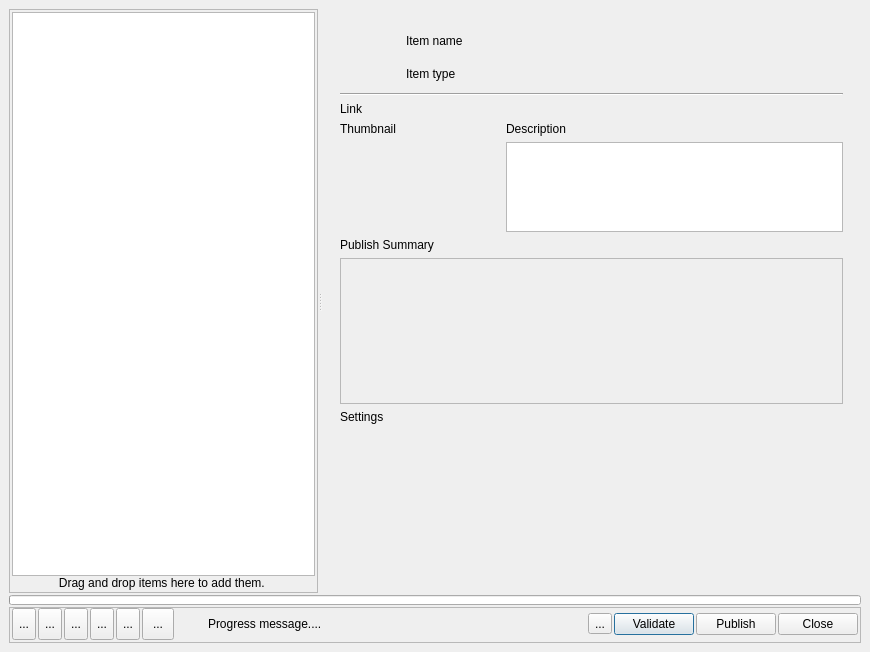
Above: resources/dialog.ui from shotgunsoftware/tk-multi-publish2 before the change. Below: the same form after it.
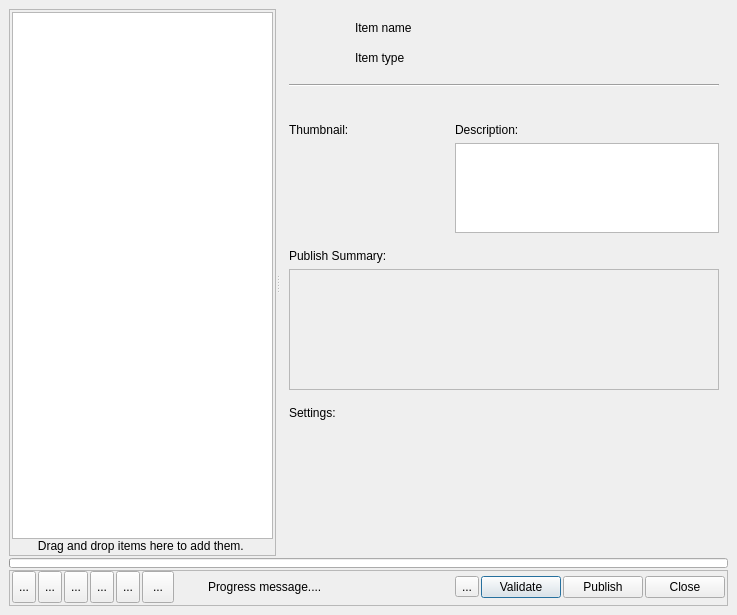
That is the form after the change. The open tabs and pages were chosen to show the change. Icons and pictures are not drawn. Custom widgets are drawn as their Qt base class.

Commit message: #42212 Updated context input widget (#19)

```diff
--- a/resources/dialog.ui
+++ b/resources/dialog.ui
@@ -6,8 +6,8 @@
    <rect>
     <x>0</x>
     <y>0</y>
-    <width>870</width>
-    <height>652</height>
+    <width>737</width>
+    <height>615</height>
    </rect>
   </property>
   <property name="windowTitle">
@@ -319,15 +319,21 @@
             </widget>
             <widget class="QFrame" name="details_frame">
              <layout class="QVBoxLayout" name="verticalLayout_5">
+              <property name="spacing">
+               <number>0</number>
+              </property>
+              <property name="margin">
+               <number>0</number>
+              </property>
               <item>
                <widget class="QStackedWidget" name="details_stack">
                 <property name="currentIndex">
                  <number>0</number>
                 </property>
                 <widget class="QWidget" name="details_item">
-                 <layout class="QVBoxLayout" name="verticalLayout_6">
+                 <layout class="QVBoxLayout" name="verticalLayout_6" stretch="1,1,1,1,1,5,1,5">
                   <item>
-                   <layout class="QHBoxLayout" name="horizontalLayout_2">
+                   <layout class="QHBoxLayout" name="horizontalLayout_2" stretch="0,10">
                     <item>
                      <widget class="QLabel" name="item_icon">
                       <property name="minimumSize">
@@ -348,14 +354,20 @@
                       <property name="scaledContents">
                        <bool>true</bool>
                       </property>
+                      <property name="alignment">
+                       <set>Qt::AlignHCenter|Qt::AlignTop</set>
+                      </property>
                      </widget>
                     </item>
                     <item>
-                     <layout class="QVBoxLayout" name="verticalLayout_12">
+                     <layout class="QVBoxLayout" name="verticalLayout_12" stretch="1,2">
+                      <property name="spacing">
+                       <number>0</number>
+                      </property>
                       <item>
                        <widget class="QLabel" name="item_name">
                         <property name="sizePolicy">
-                         <sizepolicy hsizetype="Ignored" vsizetype="Preferred">
+                         <sizepolicy hsizetype="Preferred" vsizetype="Preferred">
                           <horstretch>0</horstretch>
                           <verstretch>0</verstretch>
                          </sizepolicy>
@@ -363,12 +375,15 @@
                         <property name="text">
                          <string>Item name</string>
                         </property>
+                        <property name="alignment">
+                         <set>Qt::AlignLeading|Qt::AlignLeft|Qt::AlignVCenter</set>
+                        </property>
                        </widget>
                       </item>
                       <item>
                        <widget class="QLabel" name="item_type">
                         <property name="sizePolicy">
-                         <sizepolicy hsizetype="Ignored" vsizetype="Preferred">
+                         <sizepolicy hsizetype="Preferred" vsizetype="Preferred">
                           <horstretch>0</horstretch>
                           <verstretch>0</verstretch>
                          </sizepolicy>
@@ -376,6 +391,9 @@
                         <property name="text">
                          <string>Item type</string>
                         </property>
+                        <property name="alignment">
+                         <set>Qt::AlignLeading|Qt::AlignLeft|Qt::AlignVCenter</set>
+                        </property>
                        </widget>
                       </item>
                      </layout>
@@ -390,39 +408,25 @@
                    </widget>
                   </item>
                   <item>
-                   <layout class="QHBoxLayout" name="horizontalLayout_5">
-                    <property name="spacing">
-                     <number>30</number>
-                    </property>
-                    <item>
-                     <widget class="QLabel" name="link_label">
-                      <property name="text">
-                       <string>Link</string>
-                      </property>
-                     </widget>
-                    </item>
-                    <item>
-                     <widget class="ContextWidget" name="context_widget" native="true">
-                      <property name="sizePolicy">
-                       <sizepolicy hsizetype="Expanding" vsizetype="Preferred">
-                        <horstretch>0</horstretch>
-                        <verstretch>0</verstretch>
-                       </sizepolicy>
-                      </property>
-                     </widget>
-                    </item>
-                   </layout>
+                   <widget class="ContextWidget" name="context_widget" native="true"/>
                   </item>
                   <item>
-                   <layout class="QGridLayout" name="gridLayout">
-                    <item row="1" column="0">
+                   <layout class="QGridLayout" name="gridLayout_3">
+                    <item row="0" column="1">
+                     <widget class="QLabel" name="item_description_label">
+                      <property name="text">
+                       <string>Description:</string>
+                      </property>
+                     </widget>
+                    </item>
+                    <item row="0" column="0">
                      <widget class="QLabel" name="item_thumbnail_label">
                       <property name="text">
-                       <string>Thumbnail</string>
+                       <string>Thumbnail:</string>
                       </property>
                      </widget>
                     </item>
-                    <item row="2" column="1" colspan="2">
+                    <item row="1" column="1">
                      <widget class="QPlainTextEdit" name="item_comments">
                       <property name="sizePolicy">
                        <sizepolicy hsizetype="Expanding" vsizetype="Preferred">
@@ -444,14 +448,7 @@
                       </property>
                      </widget>
                     </item>
-                    <item row="1" column="1" colspan="2">
-                     <widget class="QLabel" name="item_description_label">
-                      <property name="text">
-                       <string>Description</string>
-                      </property>
-                     </widget>
-                    </item>
-                    <item row="2" column="0">
+                    <item row="1" column="0">
                      <widget class="Thumbnail" name="item_thumbnail">
                       <property name="minimumSize">
                        <size>
@@ -484,7 +481,10 @@
                   <item>
                    <widget class="QLabel" name="item_summary_label">
                     <property name="text">
-                     <string>Publish Summary</string>
+                     <string>Publish Summary:</string>
+                    </property>
+                    <property name="alignment">
+                     <set>Qt::AlignBottom|Qt::AlignLeading|Qt::AlignLeft</set>
                     </property>
                    </widget>
                   </item>
@@ -498,8 +498,8 @@
                       <rect>
                        <x>0</x>
                        <y>0</y>
-                       <width>491</width>
-                       <height>117</height>
+                       <width>420</width>
+                       <height>100</height>
                       </rect>
                      </property>
                      <layout class="QVBoxLayout" name="verticalLayout_10" stretch="0,1">
@@ -533,7 +533,10 @@
                   <item>
                    <widget class="QLabel" name="item_settings_label">
                     <property name="text">
-                     <string>Settings</string>
+                     <string>Settings:</string>
+                    </property>
+                    <property name="alignment">
+                     <set>Qt::AlignBottom|Qt::AlignLeading|Qt::AlignLeft</set>
                     </property>
                    </widget>
                   </item>
@@ -1030,17 +1033,22 @@
    <extends>QTreeWidget</extends>
    <header>..publish_tree_widget</header>
   </customwidget>
-  <customwidget>
-   <class>ContextWidget</class>
-   <extends>QWidget</extends>
-   <header>..context_widget</header>
-   <container>1</container>
-  </customwidget>
   <customwidget>
    <class>ProgressStatusLabel</class>
    <extends>QLabel</extends>
    <header>..progress_status_label</header>
   </customwidget>
+  <customwidget>
+   <class>ContextWidget</class>
+   <extends>QWidget</extends>
+   <header>..context_widget</header>
+   <container>1</container>
+  </customwidget>
+  <customwidget>
+   <class>ElidedLabel</class>
+   <extends>QLabel</extends>
+   <header>..qtwidgets</header>
+  </customwidget>
  </customwidgets>
  <resources>
   <include location="resources.qrc"/>
```
Left out of the diff: 23 changed lines with no effect on the pictures. The commit also changes 45 other files.
